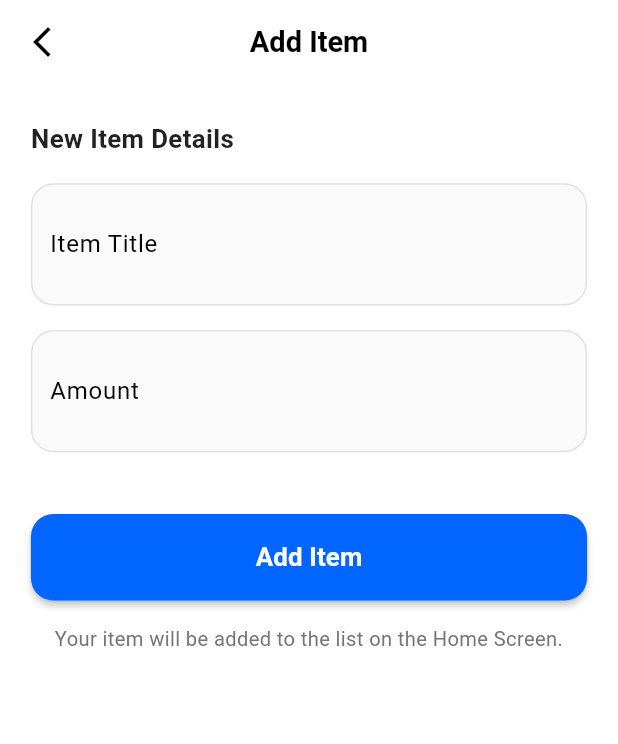
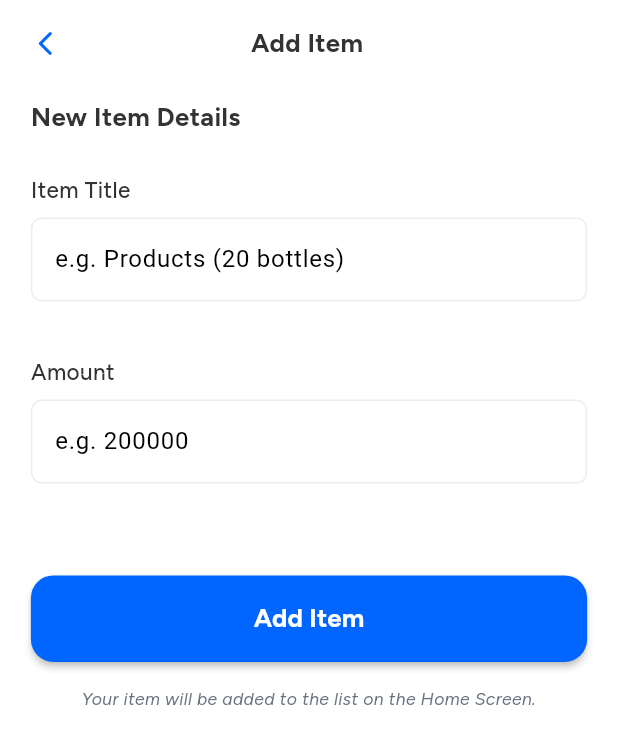
Before and after one commit to Blezzkay/PriceNoteApp, a Flutter app: the AddItemScreen screen opened directly, on a phone screen of 412 x 824 dp. Shown: the top 744 px of the screen. Run offline on Flutter 3.47's test engine with Material 3 defaults, Android fonts, the light colour scheme and no system bars; our stand-ins replace flutter_slidable, get, hive_flutter, pdf, printing, responsive_sizer; accounts and stored records are empty.

Commit message:
stable release

```diff
--- /dev/null
+++ b/lib/constants/sizes.dart
@@ -0,0 +1,6 @@
+
+const double elevatedButtonSize = 50;
+const double elevatedButtonBorderRadius = 8;
+const double textFieldBorderRadius = 7;
+const double textFieldLabelSize = 15;
+const double appbarHeight = 40;
--- a/lib/ui/add_item_screen.dart
+++ b/lib/ui/add_item_screen.dart
@@ -1,12 +1,14 @@
 import 'package:flutter/material.dart';
 import 'package:flutter/services.dart';
 import 'package:get/get.dart';
+import 'package:quote_rate/constants/fonts.dart';
 import 'package:responsive_sizer/responsive_sizer.dart';
 import '../constants/colors.dart';
 import '../controllers/conversion_controller.dart';
 import '../controllers/price_controller.dart';
 import '../models/conversion_item.dart';
 import '../models/product_item.dart';
+import '../widgets/simple_labeld_text_form_field.dart';
 
 enum AddItemType { conversion, product }
 
@@ -58,7 +60,6 @@ class _AddItemScreenState extends State<AddItemScreen> {
     }
 
     if (widget.type == AddItemType.conversion) {
-      // ConversionItem
       final item = widget.editItem != null
           ? ConversionItem(
         id: widget.editItem.id,
@@ -74,7 +75,6 @@ class _AddItemScreenState extends State<AddItemScreen> {
       }
       Get.back(result: item);
     } else {
-      // ProductItem
       final item = widget.editItem != null
           ? ProductItem(
         id: widget.editItem.id,
@@ -95,28 +95,44 @@ class _AddItemScreenState extends State<AddItemScreen> {
   @override
   Widget build(BuildContext context) {
     final bool isEdit = widget.editItem != null;
-    final Color themeColor = brandColor;
 
     return Scaffold(
       backgroundColor: Colors.white,
-      appBar: AppBar(
-        elevation: 0,
-        backgroundColor: Colors.white,
-        leading: IconButton(
-          icon: const Icon(Icons.arrow_back_ios_new, color: Colors.black),
-          onPressed: () => Get.back(),
+
+      body: SafeArea(
+        child: Column(
+          crossAxisAlignment: CrossAxisAlignment.start,
+          children: [
+            SizedBox(height: 2.h),
+
+            // 🔹 Header with back button
+            Padding(
+              padding: EdgeInsets.symmetric(horizontal: 5.w,),
+              child: Row(
+                mainAxisAlignment: MainAxisAlignment.spaceBetween,
+                children: [
+                  GestureDetector(
+                    onTap: () => Get.back(),
+                    child: Icon(
+                      Icons.arrow_back_ios_new_rounded,
+                      color: brandColor,
+                      size: 18.sp,
                     ),
-        title: Text(
+                  ),
+                  Text(
                     isEdit ? 'Edit Item' : 'Add Item',
                     style: TextStyle(
-            color: Colors.black,
-            fontSize: 18.sp,
-            fontWeight: FontWeight.bold,
+                      fontSize: 17.sp,
+                      fontFamily: figtreeFontBold,
+                      color: textDarkColor,
                     ),
                   ),
-        centerTitle: true,
+                  const SizedBox(width: 22),
+                  // Icon(Icons.settings, color: brandColor, size: 22.sp),
+                ],
               ),
-      body: SingleChildScrollView(
+            ),
+            SingleChildScrollView(
               padding: EdgeInsets.symmetric(horizontal: 5.w, vertical: 3.h),
               child: Form(
                 key: _formKey,
@@ -127,54 +143,28 @@ class _AddItemScreenState extends State<AddItemScreen> {
                       isEdit ? 'Edit Item Details' : 'New Item Details',
                       style: TextStyle(
                         fontSize: 17.sp,
-                  fontWeight: FontWeight.w600,
-                  color: Colors.black87,
+                       fontFamily: figtreeFontBold,
+                        color: textDarkColor
                       ),
                     ),
-              SizedBox(height: 2.h),
+                    SizedBox(height: 3.h),
 
                     // Title Input
-              Container(
-                padding: EdgeInsets.all(14.sp),
-                decoration: BoxDecoration(
-                  color: Colors.grey.shade50,
-                  borderRadius: BorderRadius.circular(15),
-                  border: Border.all(color: Colors.grey.shade300),
-                ),
-                child: TextFormField(
+                    SimpleLabeledTextFormField(
+                      label: 'Item Title',
+                      hintText: 'e.g. Products (20 bottles)',
                       controller: _titleController,
-                  decoration: const InputDecoration(
-                    labelText: 'Item Title',
-                    hintText: 'e.g. Products (20 bottles)',
-                    border: InputBorder.none,
-                  ),
-                  inputFormatters: [LengthLimitingTextInputFormatter(60)],
                       validator: (v) =>
                       (v == null || v.trim().isEmpty) ? 'Enter a title' : null,
-                ),
                     ),
                     SizedBox(height: 2.h),
 
                     // Amount Input
-              Container(
-                padding: EdgeInsets.all(14.sp),
-                decoration: BoxDecoration(
-                  color: Colors.grey.shade50,
-                  borderRadius: BorderRadius.circular(15),
-                  border: Border.all(color: Colors.grey.shade300),
-                ),
-                child: TextFormField(
+                    SimpleLabeledTextFormField(
+                      label: 'Amount',
+                      hintText: 'e.g. 200000',
                       controller: _amountController,
-                  decoration: const InputDecoration(
-                    labelText: 'Amount',
-                    hintText: 'e.g. 200000',
-                    border: InputBorder.none,
-                  ),
                       keyboardType: TextInputType.number,
-                  inputFormatters: [
-                    FilteringTextInputFormatter.digitsOnly,
-                    LengthLimitingTextInputFormatter(10),
-                  ],
                       validator: (v) {
                         if (v == null || v.trim().isEmpty) {
                           return 'Enter a valid amount';
@@ -186,7 +176,6 @@ class _AddItemScreenState extends State<AddItemScreen> {
                         return null;
                       },
                     ),
-              ),
                     SizedBox(height: 5.h),
 
                     // Save Button
@@ -195,7 +184,7 @@ class _AddItemScreenState extends State<AddItemScreen> {
                       height: 7.h,
                       child: ElevatedButton(
                         style: ElevatedButton.styleFrom(
-                    backgroundColor: themeColor,
+                          backgroundColor: brandColor,
                           shape: RoundedRectangleBorder(
                             borderRadius: BorderRadius.circular(15),
                           ),
@@ -207,7 +196,7 @@ class _AddItemScreenState extends State<AddItemScreen> {
                           style: TextStyle(
                             color: Colors.white,
                             fontSize: 17.sp,
-                      fontWeight: FontWeight.bold,
+                            fontFamily: figtreeFontBold
                           ),
                         ),
                       ),
@@ -219,8 +208,9 @@ class _AddItemScreenState extends State<AddItemScreen> {
                         'Your item will be added to the list on the Home Screen.',
                         textAlign: TextAlign.center,
                         style: TextStyle(
-                    color: Colors.grey.shade600,
-                    fontSize: 15.sp,
+                          color: textGreyColor,
+                          fontSize: 14.sp,
+                          fontFamily: figtreeFontItalic
                         ),
                       ),
                     ),
@@ -228,6 +218,9 @@ class _AddItemScreenState extends State<AddItemScreen> {
                 ),
               ),
             ),
+          ],
+        ),
+      ),
     );
   }
 }
--- /dev/null
+++ b/lib/widgets/custom_labeled_text_form_field.dart
@@ -0,0 +1,84 @@
+import 'package:flutter/material.dart';
+
+import '../constants/sizes.dart';
+
+class CustomLabeledTextFormField extends StatelessWidget {
+  final double padding;
+  final String label;
+  final TextEditingController controller;
+  final String? Function(String?) validator;
+  final bool obscureText;
+  final TextInputType keyboardType;
+  final String hintText;
+  final Color labelColor;
+  final Color borderColor;
+  final Color activeBorderColor;
+  final double borderRadius;
+  final String fontFamily;
+
+  const CustomLabeledTextFormField({
+    super.key,
+    required this.padding,
+    required this.label,
+    required this.controller,
+    required this.validator,
+    this.obscureText = false,
+    this.keyboardType = TextInputType.text,
+    this.hintText = '',
+    required this.labelColor,
+    required this.borderColor,
+    required this.activeBorderColor,
+    required this.borderRadius,
+    required this.fontFamily,
+  });
+
+  @override
+  Widget build(BuildContext context) {
+    return Padding(
+      padding: EdgeInsets.symmetric(horizontal: padding).copyWith(bottom: 20),
+      child: Column(
+        crossAxisAlignment: CrossAxisAlignment.start,
+        children: [
+          Text(
+            label,
+            style: TextStyle(
+              fontFamily: fontFamily,
+              fontSize: textFieldLabelSize,
+              color: labelColor,
+            ),
+          ),
+          const SizedBox(height: 8),
+          TextFormField(
+            controller: controller,
+            obscureText: obscureText,
+            validator: validator,
+            keyboardType: keyboardType,
+            decoration: InputDecoration(
+              hintText: hintText,
+              border: OutlineInputBorder(
+                borderRadius: BorderRadius.circular(borderRadius),
+                borderSide: BorderSide(color: borderColor),
+              ),
+              enabledBorder: OutlineInputBorder(
+                borderRadius: BorderRadius.circular(borderRadius),
+                borderSide: BorderSide(color: borderColor),
+              ),
+              focusedBorder: OutlineInputBorder(
+                borderRadius: BorderRadius.circular(borderRadius),
+                borderSide: BorderSide(color: activeBorderColor),
+              ),
+              errorBorder: OutlineInputBorder(
+                borderRadius: BorderRadius.circular(borderRadius),
+                borderSide: const BorderSide(color: Colors.red),
+              ),
+              focusedErrorBorder: OutlineInputBorder(
+                borderRadius: BorderRadius.circular(borderRadius),
+                borderSide: const BorderSide(color: Colors.red),
+              ),
+            ),
+          ),
+        ],
+      ),
+    );
+  }
+}
--- /dev/null
+++ b/lib/widgets/simple_labeld_text_form_field.dart
@@ -0,0 +1,44 @@
+import 'package:flutter/material.dart';
+import '../../constants/colors.dart';
+import '../../constants/fonts.dart';
+import '../../constants/sizes.dart';
+import 'custom_labeled_text_form_field.dart';
+
+class SimpleLabeledTextFormField extends StatelessWidget {
+  final double padding;
+  final String label;
+  final TextEditingController controller;
+  final String? Function(String?) validator;
+  final bool obscureText;
+  final TextInputType keyboardType;
+  final String hintText;
+
+  const SimpleLabeledTextFormField({
+    super.key,
+    this.padding = 0,
+    required this.label,
+    required this.controller,
+    required this.validator,
+    this.obscureText = false,
+    this.keyboardType = TextInputType.text,
+    this.hintText = '',
+  });
+
+  @override
+  Widget build(BuildContext context) {
+    return CustomLabeledTextFormField(
+      padding: padding,
+      label: label,
+      controller: controller,
+      validator: validator,
+      obscureText: obscureText,
+      keyboardType: keyboardType,
+      hintText: hintText,
+      labelColor: textDarkColor,
+      borderColor: borderLineColor,
+      activeBorderColor: borderLineActiveColor,
+      borderRadius: textFieldBorderRadius,
+      fontFamily: figtreeFontMedium,
+    );
+  }
+}
```
Lines whose indentation alone changed are shown as unchanged.
